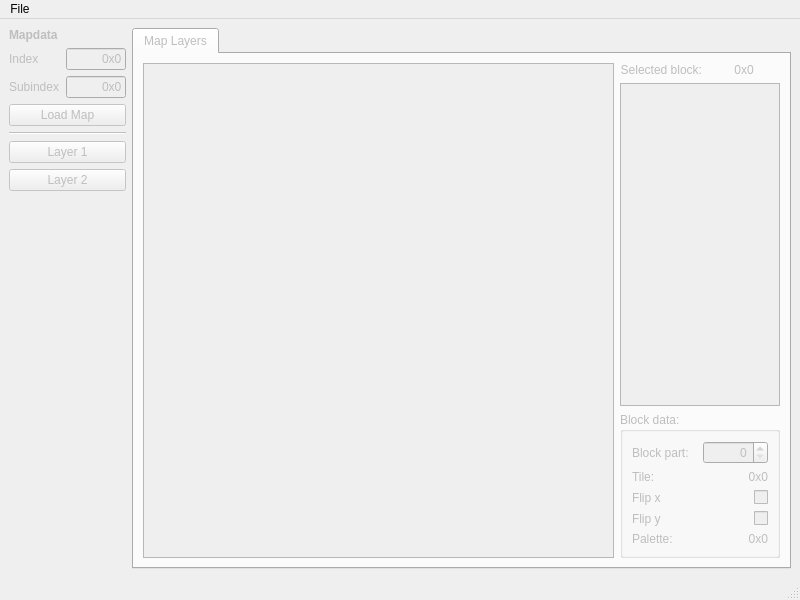
kaisermg5/mapqeditorq, file mqeq.ui: the form before one commit.
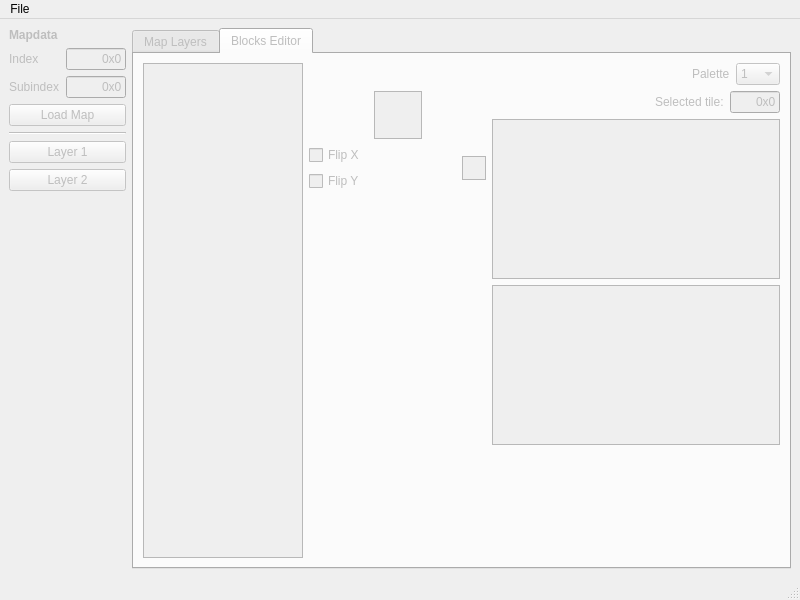
The form after the commit. The open tabs and pages were chosen to show the change. Icons and pictures are not drawn.

Commit message: Finally added map edition, changed blocks loading and started block editor.

What changed in the file:
```diff
--- a/mqeq.ui
+++ b/mqeq.ui
@@ -10,6 +10,12 @@
     <height>600</height>
    </rect>
   </property>
+  <property name="sizePolicy">
+   <sizepolicy hsizetype="Fixed" vsizetype="Fixed">
+    <horstretch>0</horstretch>
+    <verstretch>0</verstretch>
+   </sizepolicy>
+  </property>
   <property name="windowTitle">
    <string>MQEQ - Map &quot;Editor&quot;</string>
   </property>
@@ -176,16 +182,6 @@
         <string>Map Layers</string>
        </attribute>
        <layout class="QGridLayout" name="gridLayout_2">
-        <item row="0" column="2">
-         <widget class="QLabel" name="selectedblock_label">
-          <property name="text">
-           <string>0x0</string>
-          </property>
-          <property name="alignment">
-           <set>Qt::AlignCenter</set>
-          </property>
-         </widget>
-        </item>
         <item row="1" column="1" colspan="2">
          <widget class="QGraphicsView" name="blocks_view">
           <property name="sizePolicy">
@@ -215,108 +211,366 @@
           </property>
          </widget>
         </item>
-        <item row="0" column="0" rowspan="3">
+        <item row="0" column="0" rowspan="2">
          <widget class="QGraphicsView" name="map_layer_view"/>
         </item>
-        <item row="2" column="1" colspan="2">
-         <widget class="QGroupBox" name="groupBox">
-          <property name="title">
-           <string>Block data:</string>
+        <item row="0" column="2">
+         <widget class="QLineEdit" name="selected_block_ledit">
+          <property name="maximumSize">
+           <size>
+            <width>50</width>
+            <height>16777215</height>
+           </size>
           </property>
-          <layout class="QGridLayout" name="gridLayout_3">
-           <item row="2" column="0">
-            <widget class="QLabel" name="label_7">
+          <property name="text">
+           <string>0x0</string>
+          </property>
+          <property name="alignment">
+           <set>Qt::AlignRight|Qt::AlignTrailing|Qt::AlignVCenter</set>
+          </property>
+         </widget>
+        </item>
+       </layout>
+      </widget>
+      <widget class="QWidget" name="blockeditor_tab">
+       <attribute name="title">
+        <string>Blocks Editor</string>
+       </attribute>
+       <layout class="QGridLayout" name="gridLayout_5">
+        <item row="0" column="0" rowspan="6">
+         <widget class="QGraphicsView" name="blocks_view_2">
+          <property name="sizePolicy">
+           <sizepolicy hsizetype="Minimum" vsizetype="Expanding">
+            <horstretch>0</horstretch>
+            <verstretch>0</verstretch>
+           </sizepolicy>
+          </property>
+          <property name="minimumSize">
+           <size>
+            <width>160</width>
+            <height>0</height>
+           </size>
+          </property>
+          <property name="maximumSize">
+           <size>
+            <width>160</width>
+            <height>16777215</height>
+           </size>
+          </property>
+         </widget>
+        </item>
+        <item row="1" column="1">
+         <layout class="QGridLayout" name="gridLayout_4">
+          <item row="0" column="0" colspan="2">
+           <layout class="QHBoxLayout" name="horizontalLayout_5">
+            <item>
+             <spacer name="horizontalSpacer">
+              <property name="orientation">
+               <enum>Qt::Horizontal</enum>
+              </property>
+              <property name="sizeHint" stdset="0">
+               <size>
+                <width>40</width>
+                <height>20</height>
+               </size>
+              </property>
+             </spacer>
+            </item>
+            <item>
+             <widget class="QGraphicsView" name="selected_block_view">
+              <property name="sizePolicy">
+               <sizepolicy hsizetype="Maximum" vsizetype="Maximum">
+                <horstretch>0</horstretch>
+                <verstretch>0</verstretch>
+               </sizepolicy>
+              </property>
+              <property name="maximumSize">
+               <size>
+                <width>48</width>
+                <height>48</height>
+               </size>
+              </property>
+             </widget>
+            </item>
+            <item>
+             <spacer name="horizontalSpacer_3">
+              <property name="orientation">
+               <enum>Qt::Horizontal</enum>
+              </property>
+              <property name="sizeHint" stdset="0">
+               <size>
+                <width>40</width>
+                <height>20</height>
+               </size>
+              </property>
+             </spacer>
+            </item>
+           </layout>
+          </item>
+          <item row="1" column="0">
+           <widget class="QCheckBox" name="flipX_checkbox">
+            <property name="sizePolicy">
+             <sizepolicy hsizetype="Preferred" vsizetype="Preferred">
+              <horstretch>0</horstretch>
+              <verstretch>0</verstretch>
+             </sizepolicy>
+            </property>
+            <property name="layoutDirection">
+             <enum>Qt::LeftToRight</enum>
+            </property>
+            <property name="text">
+             <string>Flip X</string>
+            </property>
+           </widget>
+          </item>
+          <item row="2" column="0">
+           <widget class="QCheckBox" name="flipY_checkbox">
+            <property name="text">
+             <string>Flip Y</string>
+            </property>
+           </widget>
+          </item>
+          <item row="1" column="1" rowspan="2">
+           <widget class="QGraphicsView" name="selected_tile_view">
+            <property name="maximumSize">
+             <size>
+              <width>24</width>
+              <height>24</height>
+             </size>
+            </property>
+           </widget>
+          </item>
+         </layout>
+        </item>
+        <item row="0" column="1" colspan="2">
+         <layout class="QHBoxLayout" name="horizontalLayout_2">
+          <property name="sizeConstraint">
+           <enum>QLayout::SetDefaultConstraint</enum>
+          </property>
+          <item>
+           <spacer name="horizontalSpacer_2">
+            <property name="orientation">
+             <enum>Qt::Horizontal</enum>
+            </property>
+            <property name="sizeHint" stdset="0">
+             <size>
+              <width>40</width>
+              <height>20</height>
+             </size>
+            </property>
+           </spacer>
+          </item>
+          <item>
+           <widget class="QLabel" name="label_15">
+            <property name="text">
+             <string>Palette</string>
+            </property>
+           </widget>
+          </item>
+          <item>
+           <widget class="QComboBox" name="palette_combobox">
+            <property name="maximumSize">
+             <size>
+              <width>60</width>
+              <height>16777215</height>
+             </size>
+            </property>
+            <property name="layoutDirection">
+             <enum>Qt::LeftToRight</enum>
+            </property>
+            <item>
              <property name="text">
-              <string>Flip x</string>
+              <string>1</string>
              </property>
-            </widget>
-           </item>
-           <item row="3" column="0">
-            <widget class="QLabel" name="label_8">
+            </item>
+            <item>
              <property name="text">
-              <string>Flip y</string>
+              <string>2</string>
              </property>
-            </widget>
-           </item>
-           <item row="1" column="1">
-            <widget class="QLabel" name="tilenum_label">
+            </item>
+            <item>
              <property name="text">
-              <string>0x0</string>
+              <string>3</string>
              </property>
-             <property name="alignment">
-              <set>Qt::AlignRight|Qt::AlignTrailing|Qt::AlignVCenter</set>
+            </item>
+            <item>
+             <property name="text">
+              <string>4</string>
              </property>
-            </widget>
-           </item>
-           <item row="1" column="0">
-            <widget class="QLabel" name="label_5">
+            </item>
+            <item>
              <property name="text">
-              <string>Tile:</string>
+              <string>5</string>
              </property>
-            </widget>
-           </item>
-           <item row="0" column="1">
-            <widget class="QSpinBox" name="blockpart_spinBox">
-             <property name="alignment">
-              <set>Qt::AlignRight|Qt::AlignTrailing|Qt::AlignVCenter</set>
+            </item>
+            <item>
+             <property name="text">
+              <string>6</string>
              </property>
-             <property name="maximum">
-              <number>3</number>
+            </item>
+            <item>
+             <property name="text">
+              <string>7</string>
              </property>
-            </widget>
-           </item>
-           <item row="4" column="0">
-            <widget class="QLabel" name="label_9">
+            </item>
+            <item>
              <property name="text">
-              <string>Palette:</string>
+              <string>8</string>
              </property>
-            </widget>
-           </item>
-           <item row="4" column="1">
-            <widget class="QLabel" name="palettenum_label">
+            </item>
+            <item>
              <property name="text">
-              <string>0x0</string>
+              <string>9</string>
              </property>
-             <property name="alignment">
-              <set>Qt::AlignRight|Qt::AlignTrailing|Qt::AlignVCenter</set>
+            </item>
+            <item>
+             <property name="text">
+              <string>10</string>
              </property>
-            </widget>
-           </item>
-           <item row="2" column="1">
-            <widget class="QCheckBox" name="flipx_checkBox">
-             <property name="layoutDirection">
-              <enum>Qt::RightToLeft</enum>
+            </item>
+            <item>
+             <property name="text">
+              <string>11</string>
              </property>
              <property name="text">
-              <string/>
+              <string>12</string>
              </property>
-             <property name="checkable">
-              <bool>false</bool>
+            </item>
+            <item>
+             <property name="text">
+              <string>13</string>
              </property>
-            </widget>
-           </item>
-           <item row="3" column="1">
-            <widget class="QCheckBox" name="flipy_checkBox">
-             <property name="layoutDirection">
-              <enum>Qt::RightToLeft</enum>
+            </item>
+            <item>
+             <property name="text">
+              <string>14</string>
              </property>
              <property name="text">
-              <string/>
+              <string>15</string>
              </property>
-             <property name="checkable">
-              <bool>false</bool>
-             </property>
-            </widget>
-           </item>
-           <item row="0" column="0">
-            <widget class="QLabel" name="label_6">
+            </item>
+            <item>
              <property name="text">
-              <string>Block part:</string>
+              <string>16</string>
              </property>
-            </widget>
-           </item>
-          </layout>
-         </widget>
+            </item>
+           </widget>
+          </item>
+         </layout>
+        </item>
+        <item row="4" column="1">
+         <spacer name="verticalSpacer">
+          <property name="orientation">
+           <enum>Qt::Vertical</enum>
+          </property>
+          <property name="sizeHint" stdset="0">
+           <size>
+            <width>20</width>
+            <height>40</height>
+           </size>
+          </property>
+         </spacer>
+        </item>
+        <item row="1" column="2" rowspan="4">
+         <layout class="QVBoxLayout" name="verticalLayout_3">
+          <item>
+           <layout class="QHBoxLayout" name="horizontalLayout_3">
+            <item>
+             <spacer name="horizontalSpacer_4">
+              <property name="orientation">
+               <enum>Qt::Horizontal</enum>
+              </property>
+              <property name="sizeHint" stdset="0">
+               <size>
+                <width>40</width>
+                <height>20</height>
+               </size>
+              </property>
+             </spacer>
+            </item>
+            <item>
+             <widget class="QLabel" name="label_5">
+              <property name="text">
+               <string>Selected tile:</string>
+              </property>
+             </widget>
+            </item>
+            <item>
+             <widget class="QLineEdit" name="selected_tile_ledit">
+              <property name="maximumSize">
+               <size>
+                <width>50</width>
+                <height>16777215</height>
+               </size>
+              </property>
+              <property name="text">
+               <string>0x0</string>
+              </property>
+              <property name="alignment">
+               <set>Qt::AlignRight|Qt::AlignTrailing|Qt::AlignVCenter</set>
+              </property>
+             </widget>
+            </item>
+           </layout>
+          </item>
+          <item>
+           <widget class="QGraphicsView" name="tileset_view_1">
+            <property name="sizePolicy">
+             <sizepolicy hsizetype="Minimum" vsizetype="Minimum">
+              <horstretch>0</horstretch>
+              <verstretch>0</verstretch>
+             </sizepolicy>
+            </property>
+            <property name="minimumSize">
+             <size>
+              <width>288</width>
+              <height>160</height>
+             </size>
+            </property>
+            <property name="maximumSize">
+             <size>
+              <width>288</width>
+              <height>160</height>
+             </size>
+            </property>
+           </widget>
+          </item>
+          <item>
+           <widget class="QGraphicsView" name="tileset_view_2">
+            <property name="sizePolicy">
+             <sizepolicy hsizetype="Maximum" vsizetype="Maximum">
+              <horstretch>0</horstretch>
+              <verstretch>0</verstretch>
+             </sizepolicy>
+            </property>
+            <property name="minimumSize">
+             <size>
+              <width>288</width>
+              <height>160</height>
+             </size>
+            </property>
+            <property name="maximumSize">
+             <size>
+              <width>288</width>
+              <height>160</height>
+             </size>
+            </property>
+           </widget>
+          </item>
+          <item>
+           <spacer name="verticalSpacer_3">
+            <property name="orientation">
+             <enum>Qt::Vertical</enum>
+            </property>
+            <property name="sizeHint" stdset="0">
+             <size>
+              <width>20</width>
+              <height>40</height>
+             </size>
+            </property>
+           </spacer>
+          </item>
+         </layout>
         </item>
        </layout>
       </widget>
```
Left out of the diff: 46 changed lines with no effect on the pictures. The commit also changes 5 other files.
